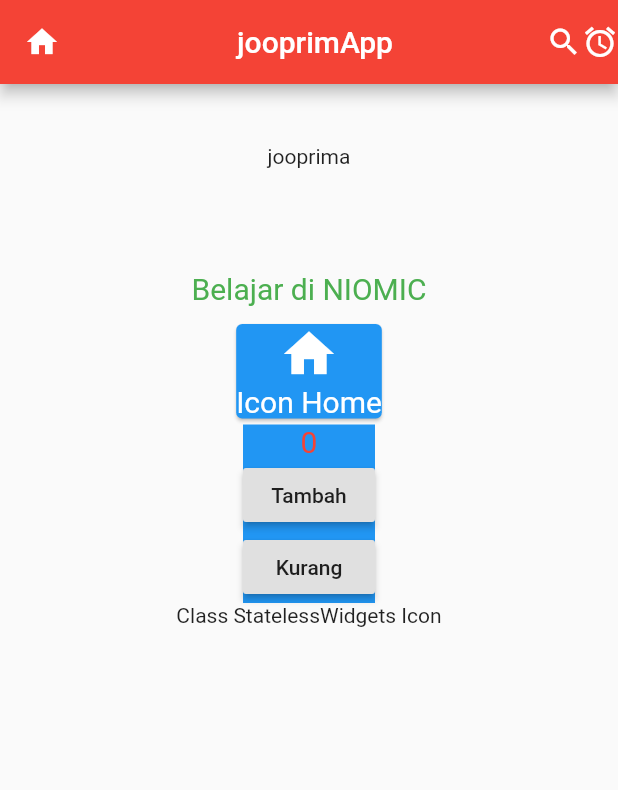
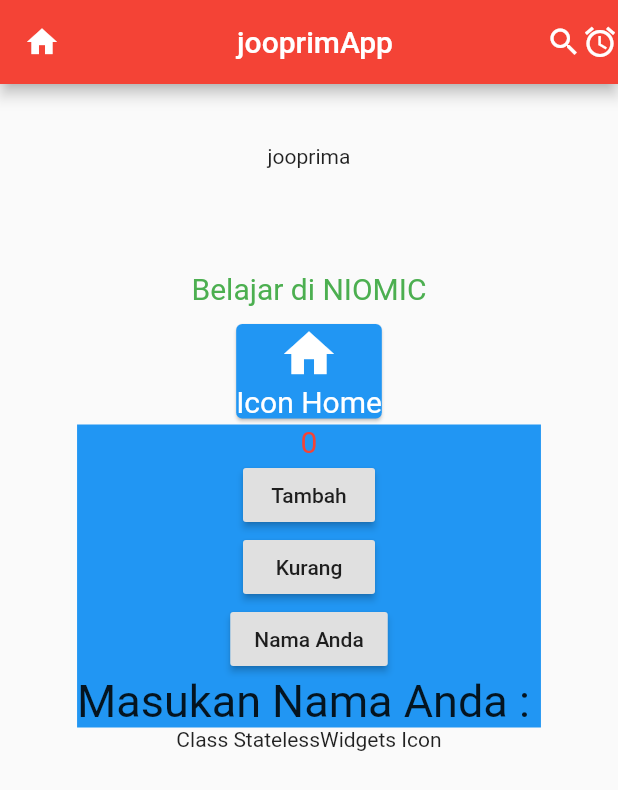
Before and after one commit to jooprima/firstApp_flutter, a Flutter app: the screen it shows after launch, on a phone screen of 412 x 824 dp. Shown: the top 790 px of the screen. Run offline on Flutter 3.47's test engine with Material 2 defaults, Android fonts, the phone set to English and light mode, and no system bars.

Commit message:
RaisedButton With Parameters

```diff
--- a/lib/Page/NumberScreen.dart
+++ b/lib/Page/NumberScreen.dart
@@ -7,6 +7,14 @@ class NumberScreen extends StatefulWidget {
 
 class _NumberScreenState extends State<NumberScreen> {
   int number = 0;
+  String _Nama = "Masukan Nama Anda : ";
+
+  void Nama(String _value) {
+    setState(() {
+      this._Nama = _value;
+    });
+  }
+
   @override
   Widget build(BuildContext context) {
     return Container(
@@ -32,6 +40,16 @@ class _NumberScreenState extends State<NumberScreen> {
                 this.number -= 1;
               });
             },
+          ),
+          RaisedButton(
+            onPressed: () {
+              Nama("jooprimasadfda");
+            },
+            child: Text("Nama Anda"),
+          ),
+          Text(
+            this._Nama,
+            style: TextStyle(fontSize: 30.0),
           )
         ],
       ),
```
